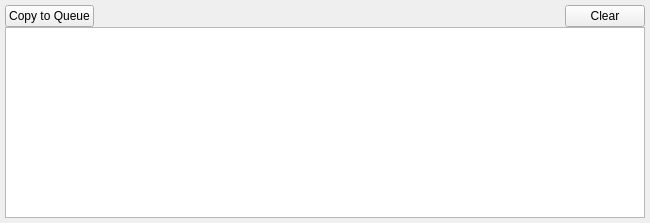
Before: the Qt Designer form src/QSview/resources/history.ui in BCDA-APS/QSview, drawn with Qt 5.
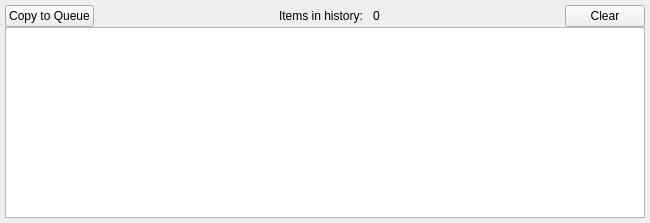
After: the same form once the commit is applied. Icons and pictures are not drawn.

Commit message:
feat: implement history tracking with automatic updates
- Add items count display in history UI
- Implement history UID tracking to detect when history changes
- Add historyNeedsUpdate signal to QueueServerModel for automatic history refresh
- Connect history widget to automatic updates via historyNeedsUpdate signal
- Remove automatic history fetch on connection, now triggered by onConnectionChanged

Patch:
```diff
--- a/src/QSview/resources/history.ui
+++ b/src/QSview/resources/history.ui
@@ -58,6 +58,36 @@
        </property>
       </spacer>
      </item>
+     <item>
+      <widget class="QLabel" name="label">
+       <property name="text">
+        <string>Items in history:</string>
+       </property>
+      </widget>
+     </item>
+     <item>
+      <spacer name="horizontalSpacer">
+       <property name="orientation">
+        <enum>Qt::Horizontal</enum>
+       </property>
+       <property name="sizeType">
+        <enum>QSizePolicy::Fixed</enum>
+       </property>
+       <property name="sizeHint" stdset="0">
+        <size>
+         <width>10</width>
+         <height>20</height>
+        </size>
+       </property>
+      </spacer>
+     </item>
+     <item>
+      <widget class="QLabel" name="itemsHistoryLabel">
+       <property name="text">
+        <string>0</string>
+       </property>
+      </widget>
+     </item>
      <item>
       <spacer name="horizontalSpacer_4">
        <property name="orientation">
```
The commit also changes 2 other files.
